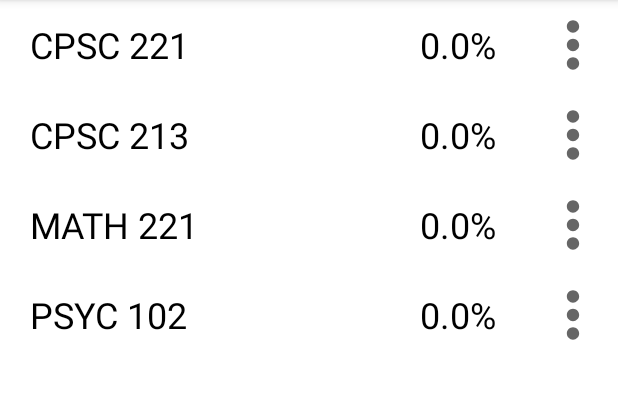
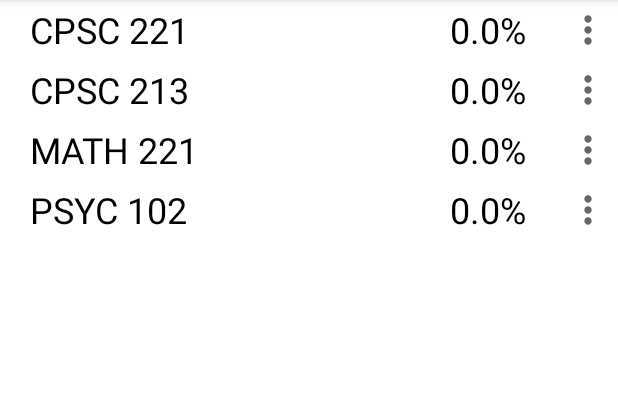
Before and after one commit to Lallit-N/upGrade, an Android app: the screen it shows after launch (MainActivity), on a phone screen of 412 x 824 dp, the part 84-483 px from its top. Run offline under Robolectric (Android 15) with nearby library versions, the phone set to English and light mode, and no system bars.

Commit message:
made minor layout changes to each_course.xml

```diff
--- a/app/src/main/res/layout/each_course.xml
+++ b/app/src/main/res/layout/each_course.xml
@@ -20,12 +20,12 @@
         android:text="Grade"
         android:textColor="@color/black"
         android:textSize="24dp"
-        android:layout_marginLeft="280dp"
+        android:layout_marginLeft="300dp"
         android:layout_centerVertical="true"/>
 
     <ImageView
-        android:layout_width="60dp"
-        android:layout_height="60dp"
+        android:layout_width="40dp"
+        android:layout_height="40dp"
         android:id="@+id/optionsMenu"
         android:src="@drawable/ic_baseline_more_vert_24"
         android:layout_alignParentRight="true"
```
